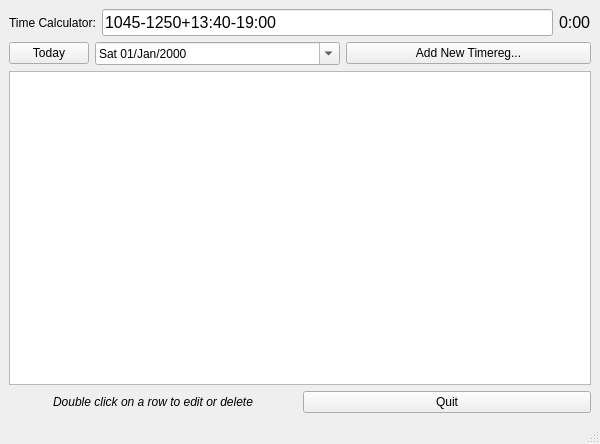
Qt form src/pyuac_browse.ui (develer-staff/pyuac) before a commit.
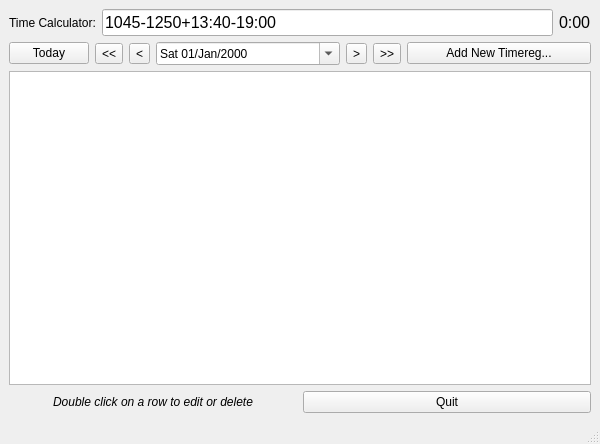
The same form after that commit. Icons and pictures are not drawn.

Commit message: Aggiunge 4 tasti per muoversi velocemente tra giorni e settimane

Diff of the .ui file:
```diff
--- a/src/pyuac_browse.ui
+++ b/src/pyuac_browse.ui
@@ -16,6 +16,14 @@
    <iconset>../../../../../usr/share/pixmaps/gnome-set-time.png</iconset>
   </property>
   <widget class="QWidget" name="centralwidget" >
+   <property name="geometry" >
+    <rect>
+     <x>0</x>
+     <y>0</y>
+     <width>600</width>
+     <height>421</height>
+    </rect>
+   </property>
    <layout class="QVBoxLayout" >
     <property name="spacing" >
      <number>6</number>
@@ -112,6 +120,26 @@
         </property>
        </widget>
       </item>
+      <item>
+       <widget class="QToolButton" name="btnPrevWeek" >
+        <property name="toolTip" >
+         <string>Previous week</string>
+        </property>
+        <property name="text" >
+         <string>&lt;&lt;</string>
+        </property>
+       </widget>
+      </item>
+      <item>
+       <widget class="QToolButton" name="btnPrevDay" >
+        <property name="toolTip" >
+         <string>Previous day</string>
+        </property>
+        <property name="text" >
+         <string>&lt;</string>
+        </property>
+       </widget>
+      </item>
       <item>
        <widget class="QDateEdit" name="dateEdit" >
         <property name="displayFormat" >
@@ -122,6 +150,26 @@
         </property>
        </widget>
       </item>
+      <item>
+       <widget class="QToolButton" name="btnNextDay" >
+        <property name="toolTip" >
+         <string>Next day</string>
+        </property>
+        <property name="text" >
+         <string>></string>
+        </property>
+       </widget>
+      </item>
+      <item>
+       <widget class="QToolButton" name="btnNextWeek" >
+        <property name="toolTip" >
+         <string>Next week</string>
+        </property>
+        <property name="text" >
+         <string>>></string>
+        </property>
+       </widget>
+      </item>
       <item>
        <widget class="QPushButton" name="btnTimereg" >
         <property name="sizePolicy" >
```
Left out of the diff: 58 changed lines with no effect on the pictures. The commit also changes 1 other file.
